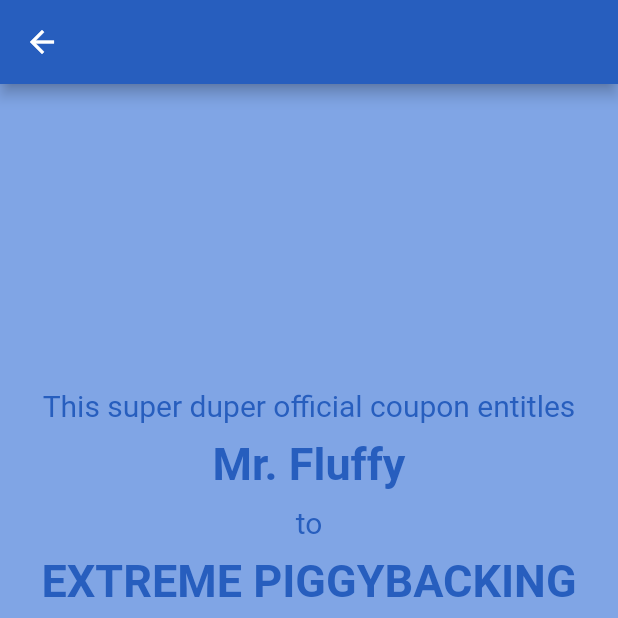
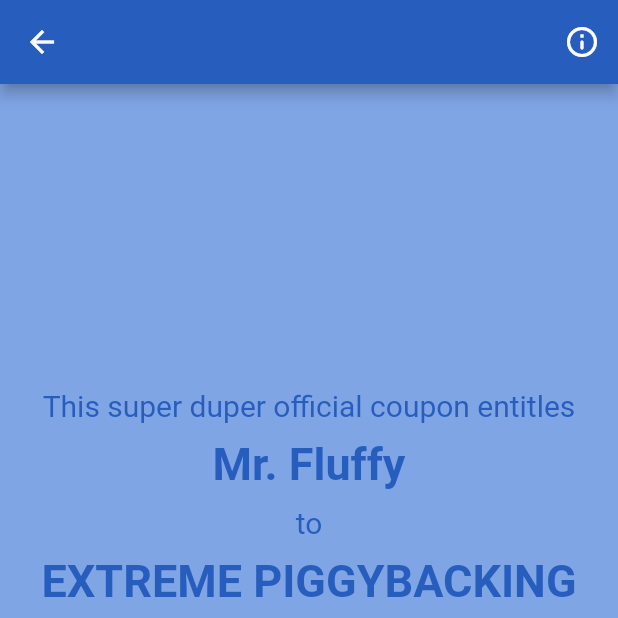
Before and after one commit to benweschler/JoshBirthday, a Flutter app: the screen it shows after launch, after a tap on the "play arrow" icon, after a tap on "EXTREME PIGGYBACKING", on a phone screen of 412 x 824 dp, the top half of it. Run offline on Flutter 3.47's test engine with Material 2 defaults, Android fonts, the phone set to English and light mode, and no system bars; our stand-ins replace audioplayers, image_gallery_saver, permission_handler, shared_preferences.

Commit message:
Added coupon tooltip.
Note: coupon description is unimplemented. Tooltip shows coupon title as a placeholder.

```diff
--- a/lib/home/coupon_row/coupon.dart
+++ b/lib/home/coupon_row/coupon.dart
@@ -1,8 +1,8 @@
 //TODO: add coupon description with tooltip
 
 class Coupon {
-  final String description;
+  final String title;
   final String sender;
 
-  const Coupon(this.description, this.sender);
+  const Coupon(this.title, this.sender);
 }
--- a/lib/home/coupon_row/coupon_card.dart
+++ b/lib/home/coupon_row/coupon_card.dart
@@ -28,7 +28,7 @@ class _CouponCardState extends State<CouponCard> {
 
   void checkRedeemed() async {
     final prefs = await SharedPreferences.getInstance();
-    if (prefs.getBool(widget.coupon.description) != null) {
+    if (prefs.getBool(widget.coupon.title) != null) {
       setState(() => isRedeemed = true);
     }
   }
@@ -46,7 +46,7 @@ class _CouponCardState extends State<CouponCard> {
         ),
         child: Center(
           child: Text(
-            widget.coupon.description,
+            widget.coupon.title,
             style: TextStyle(
               fontSize: 20,
               color: isRedeemed
--- a/lib/home/coupon_row/coupon_view.dart
+++ b/lib/home/coupon_row/coupon_view.dart
@@ -24,7 +24,7 @@ class CouponView extends StatelessWidget {
       "This super duper official coupon entitles",
       "Mr. Fluffy",
       "to",
-      coupon.description,
+      coupon.title,
       "from",
       coupon.sender,
     ];
@@ -32,6 +32,26 @@ class CouponView extends StatelessWidget {
     return Scaffold(
       appBar: AppBar(
         backgroundColor: Theme.of(context).cardColor,
+        actions: [
+          IconButton(
+            onPressed: () => showDialog(
+              context: context,
+              barrierDismissible: true,
+              builder: (BuildContext context) => AlertDialog(
+                title: Text(coupon.title),
+                // TODO: change this to coupon description when implemented
+                content: Text(coupon.title),
+                actions: [
+                  TextButton(
+                    onPressed: () => Navigator.pop(context),
+                    child: const Text('Close'),
+                  ),
+                ],
+              ),
+            ),
+            icon: const Icon(Icons.info_outline_rounded),
+          ),
+        ],
       ),
       body: SafeArea(
         child: Padding(
@@ -78,7 +98,7 @@ class CouponView extends StatelessWidget {
                           onPressed: () async {
                             setRedeemed();
                             final prefs = await SharedPreferences.getInstance();
-                            prefs.setBool(coupon.description, true);
+                            prefs.setBool(coupon.title, true);
                             Navigator.popUntil(
                                 context, (route) => route.isFirst);
                           },
```
